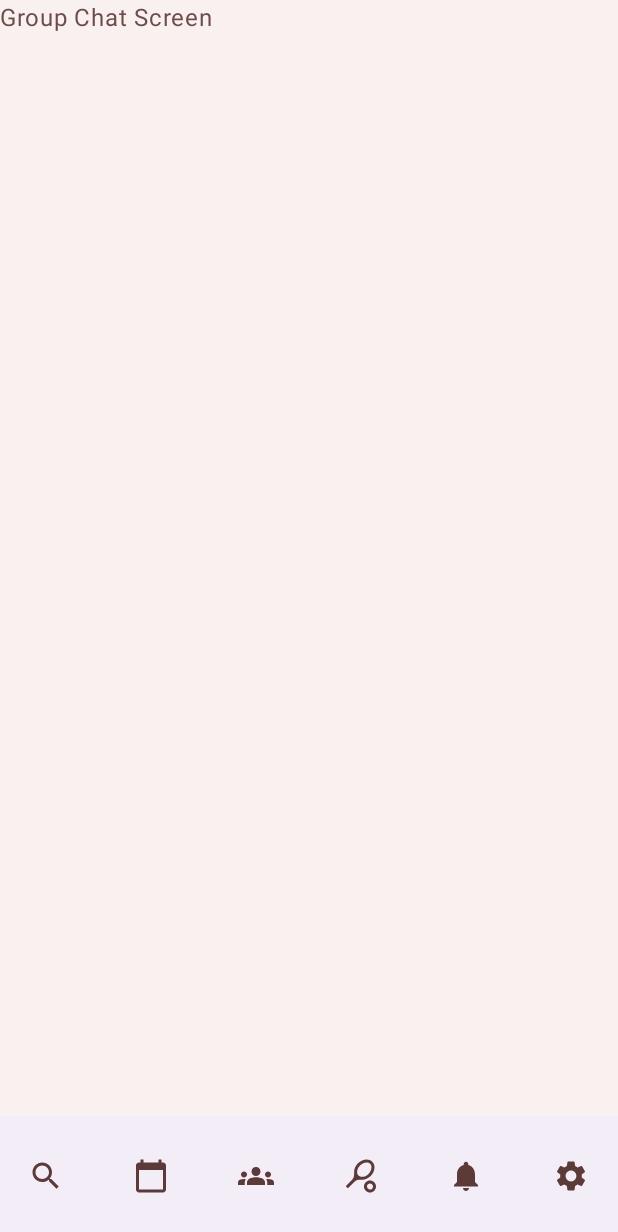
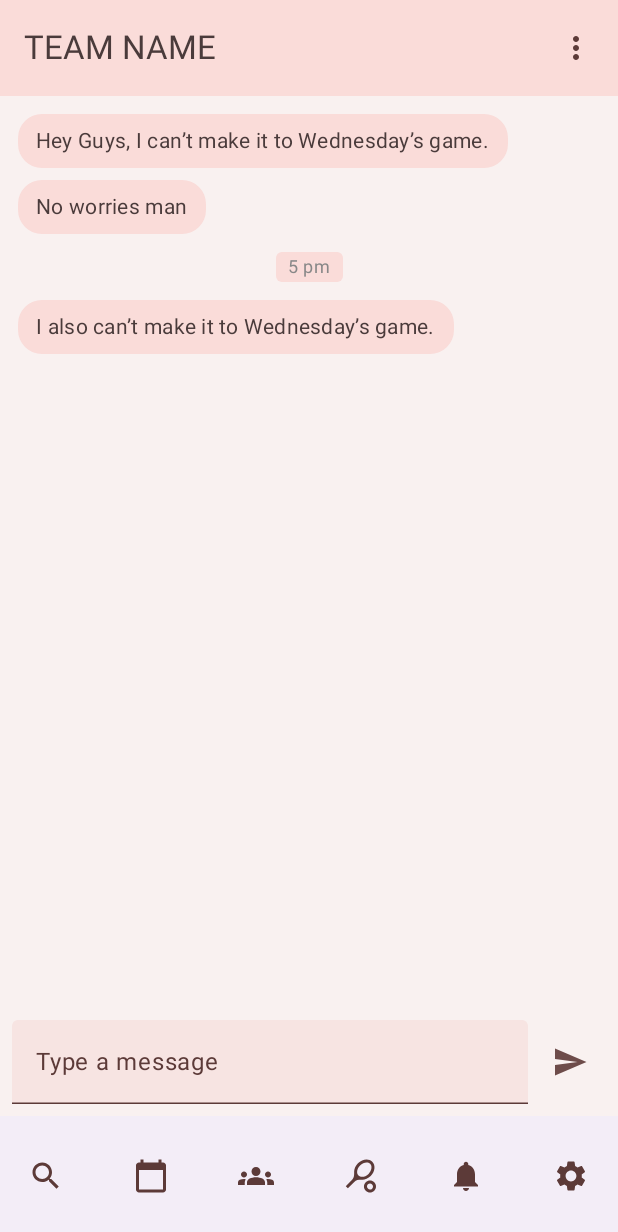
Before and after one commit to Marzuk-M/HuddleUp, an Android app built with Jetpack Compose: the GroupChatScreen screen opened through its navigation route, on a phone screen of 412 x 824 dp. Shown: the top 1232 px of the screen. Run offline under Robolectric (Android 15) with nearby library versions, the light colour scheme and no system bars; our stand-ins replace Firebase (no records; nobody signed in at launch, a user with empty details on screens opened directly).

Commit message:
GroupCharScreen.kt finished, need more check for correctness and coding style

```diff
--- a/app/src/main/java/com/example/huddleup/dashboard/GroupChatScreen.kt
+++ b/app/src/main/java/com/example/huddleup/dashboard/GroupChatScreen.kt
@@ -1,10 +1,150 @@
 package com.example.huddleup.dashboard
 
+import androidx.compose.foundation.background
+import androidx.compose.foundation.layout.*
+import androidx.compose.foundation.lazy.LazyColumn
+import androidx.compose.foundation.lazy.itemsIndexed
+import androidx.compose.foundation.shape.RoundedCornerShape
+import androidx.compose.material.icons.Icons
+import androidx.compose.material.icons.filled.MoreVert
+import androidx.compose.material.icons.filled.Send
+import androidx.compose.material3.Icon
+import androidx.compose.material3.IconButton
+import androidx.compose.material3.MaterialTheme
+import androidx.compose.material3.Scaffold
 import androidx.compose.material3.Text
-import androidx.compose.runtime.Composable
+import androidx.compose.material3.TextField
+import androidx.compose.material3.TextFieldDefaults
+import androidx.compose.material3.TopAppBar
+import androidx.compose.runtime.*
+import androidx.compose.ui.Alignment
+import androidx.compose.ui.Modifier
+import androidx.compose.ui.graphics.Color
+import androidx.compose.ui.unit.dp
 import androidx.navigation.NavController
+
+// 1) Your message model
+data class Message(
+    val id: String,
+    val text: String,
+    val timestamp: Long,
+    val isMine: Boolean
+)
 
 @Composable
 fun GroupChatScreen(navController: NavController) {
-    Text("Group Chat Screen")
+    // 2) draft state for the input bar
+    var draft by remember { mutableStateOf("") }
+
+    // 3) placeholder messages — delete or replace when you wire up real data
+    val messages = listOf(
+        Message("1", "Hey Guys, I can’t make it to Wednesday’s game.", 0L, false),
+        Message("2", "No worries man",                         0L, false),
+        Message("3", "I also can’t make it to Wednesday’s game.", 0L, false),
+    )
+
+    Scaffold(
+        topBar = {
+            TopAppBar(
+                title = { Text("TEAM NAME") },
+                actions = {
+                    IconButton(onClick = { /* TODO: open overflow menu */ }) {
+                        Icon(Icons.Default.MoreVert, contentDescription = "Menu")
+                    }
+                }
+            )
+        },
+        bottomBar = {
+            Row(
+                modifier = Modifier
+                    .fillMaxWidth()
+                    .padding(8.dp),
+                verticalAlignment = Alignment.CenterVertically
+            ) {
+                TextField(
+                    value = draft,
+                    onValueChange = { draft = it },
+                    modifier = Modifier.weight(1f),
+                    placeholder = { Text("Type a message") },
+                    colors = TextFieldDefaults.textFieldColors(
+                        containerColor = MaterialTheme.colorScheme.surfaceVariant
+                    )
+                )
+
+                Spacer(Modifier.width(4.dp))
+
+                IconButton(
+                    onClick = {
+                        // TODO: viewModel.sendMessage(draft)
+                        draft = ""
+                    }
+                ) {
+                    Icon(Icons.Default.Send, contentDescription = "Send")
+                }
+            }
+        }
+    ) { contentPadding ->
+        LazyColumn(
+            modifier = Modifier
+                .padding(contentPadding)
+                .fillMaxSize(),
+            contentPadding = PaddingValues(vertical = 8.dp)
+        ) {
+            itemsIndexed(messages) { index, msg ->
+                // show timestamp separator before the 3rd bubble
+                if (index == 2) {
+                    TimeSeparator("5 pm")
+                }
+                ChatBubble(msg)
+            }
+        }
+    }
 }
+
+@Composable
+private fun TimeSeparator(label: String) {
+    Box(
+        modifier = Modifier
+            .fillMaxWidth()
+            .padding(vertical = 8.dp),
+        contentAlignment = Alignment.Center
+    ) {
+        Text(
+            text = label,
+            style = MaterialTheme.typography.bodySmall,
+            color = Color.Gray,
+            modifier = Modifier
+                .background(
+                    color = MaterialTheme.colorScheme.surface,
+                    shape = RoundedCornerShape(4.dp)
+                )
+                .padding(horizontal = 8.dp, vertical = 2.dp)
+        )
+    }
+}
+
+@Composable
+private fun ChatBubble(message: Message) {
+    val arrangement = if (message.isMine) Arrangement.End else Arrangement.Start
+    val bgColor     = if (message.isMine) MaterialTheme.colorScheme.primary else MaterialTheme.colorScheme.surface
+    val textColor   = if (message.isMine) MaterialTheme.colorScheme.onPrimary else MaterialTheme.colorScheme.onSurface
+
+    Row(
+        modifier = Modifier
+            .fillMaxWidth()
+            .padding(horizontal = 12.dp, vertical = 4.dp),
+        horizontalArrangement = arrangement
+    ) {
+        Box(
+            modifier = Modifier
+                .background(color = bgColor, shape = RoundedCornerShape(16.dp))
+                .padding(horizontal = 12.dp, vertical = 8.dp)
+        ) {
+            Text(
+                text = message.text,
+                color = textColor,
+                style = MaterialTheme.typography.bodyMedium
+            )
+        }
+    }
+}
```
